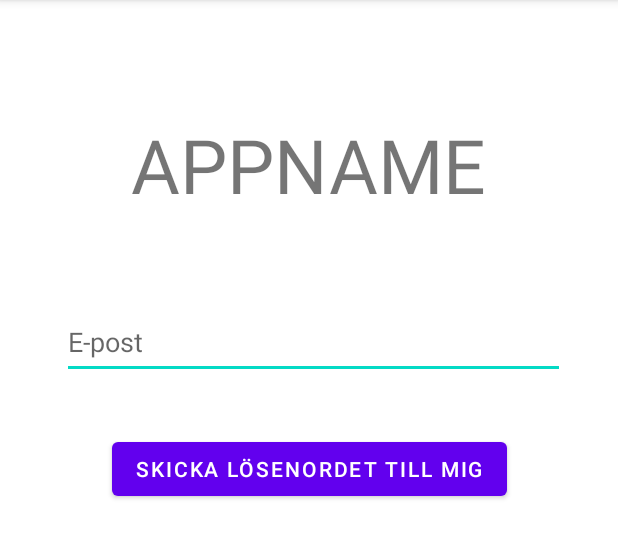
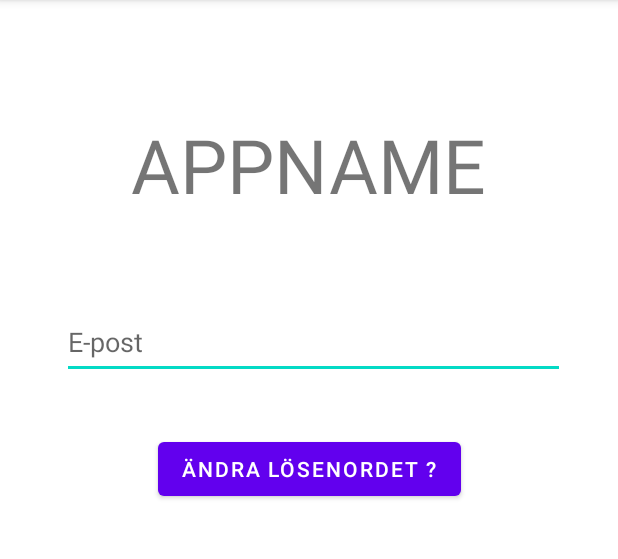
Before and after one commit to angelicaengstrom/ig028g-statti, an Android app: the forgetPassword screen opened directly, with no data from a screen before it, on a phone screen of 412 x 824 dp, the part 84-643 px from its top. Run offline under Robolectric (Android 15) with nearby library versions, the phone set to English and light mode, and no system bars; our stand-ins replace Firebase (no records; nobody signed in at launch, a user with empty details on screens opened directly).

Commit message:
Update activity_forget_password.xml

```diff
--- a/MyApplication3/app/src/main/res/layout/activity_forget_password.xml
+++ b/MyApplication3/app/src/main/res/layout/activity_forget_password.xml
@@ -38,7 +38,7 @@
         android:layout_width="wrap_content"
         android:layout_height="wrap_content"
         android:layout_marginTop="36dp"
-        android:text="skicka lösenordet till mig"
+        android:text="Ändra lösenordet ?"
         app:layout_constraintEnd_toEndOf="parent"
         app:layout_constraintHorizontal_bias="0.501"
         app:layout_constraintStart_toStartOf="parent"
```
